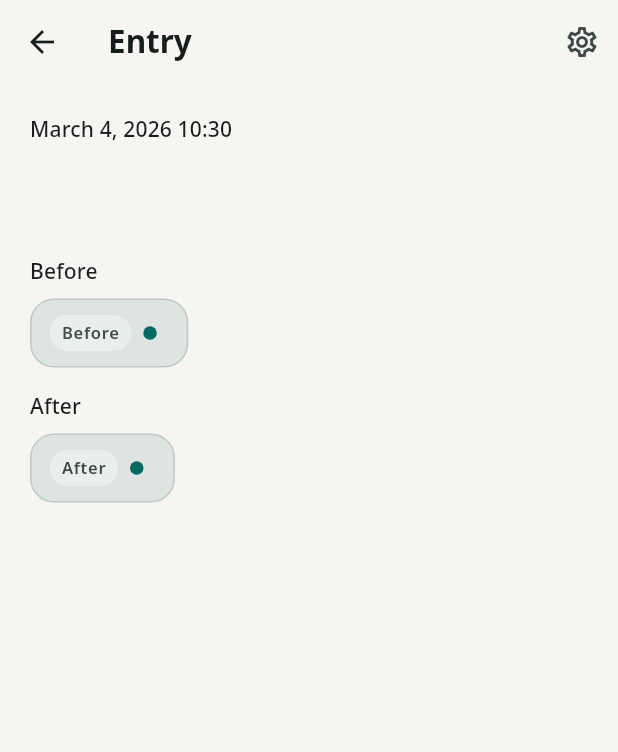
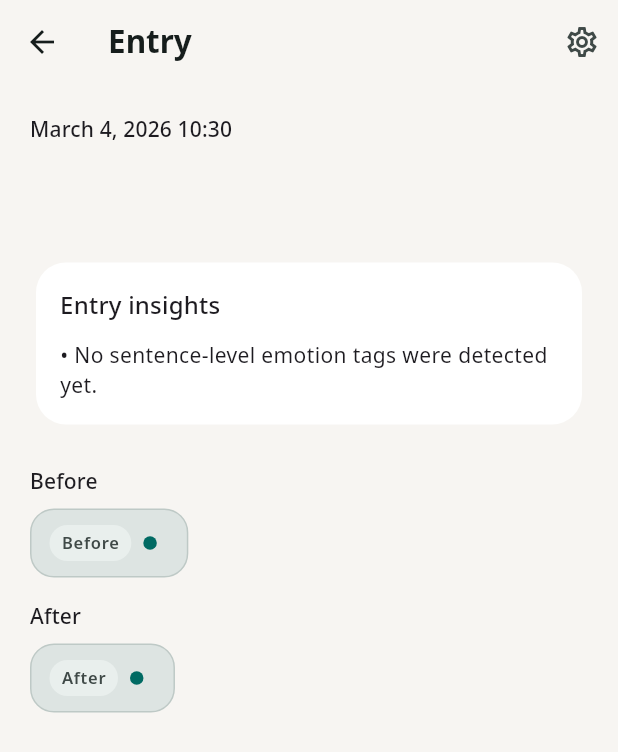
Before and after one commit to arqueffe/sentiment, a Flutter app: the EntryDetailScreen screen opened directly with empty values, on a phone screen of 412 x 824 dp. Shown: the top 752 px of the screen. Run offline on Flutter 3.47's test engine with Material 3 defaults, Android fonts, the phone set to English and light mode, and no system bars; our stand-ins replace flutter_riverpod, flutter_secure_storage, google_fonts, hive, hive_flutter, local_auth and 2 more; missing offline and left inert: cryptography, dart_bert_tokenizer, file_selector, flutter_avif, flutter_onnxruntime; accounts and stored records are empty; project files that could hold a hidden picture were left out.

Commit message:
Fixed emotion labelling; Compressed animated logo

```diff
--- a/lib/ui/entry_detail_screen.dart
+++ b/lib/ui/entry_detail_screen.dart
@@ -2,6 +2,7 @@ import 'package:flutter/material.dart';
 import 'package:intl/intl.dart';
 
 import 'package:sentiment/models/entry.dart';
+import 'package:sentiment/models/emotion.dart';
 import 'package:sentiment/ui/widgets/mood_chip.dart';
 import 'package:sentiment/ui/widgets/sentence_emotion_overlay.dart';
 import 'package:sentiment/ui/widgets/settings_button.dart';
@@ -16,12 +17,32 @@ class EntryDetailScreen extends StatelessWidget {
 
   @override
   Widget build(BuildContext context) {
+    final annotationCount = entry.sentenceEmotionAnnotations.length;
+    final detectedCounts = _detectedEmotionCounts(entry);
+    final uniqueDetectedCount = detectedCounts.length;
+    final dominantDetectedEmotionId = _dominantDetectedEmotionId(entry);
+    final dominantDetectedCount = dominantDetectedEmotionId == null
+        ? 0
+        : (detectedCounts[dominantDetectedEmotionId] ?? 0);
+    final dominantDetectedShare = annotationCount == 0
+        ? 0
+        : ((dominantDetectedCount / annotationCount) * 100).round();
+    final topDetectedSummary = _topDetectedSummary(
+      detectedCounts,
+      totalAnnotations: annotationCount,
+    );
+    final dominantDetectedEmotionLabel = dominantDetectedEmotionId == null
+        ? null
+        : (EmotionCatalog.byId(dominantDetectedEmotionId)?.label ??
+              dominantDetectedEmotionId);
+    final averageConfidence = _averageConfidence(entry);
+
     return Scaffold(
       appBar: AppBar(
         title: const Text('Entry'),
         actions: const [SettingsButton()],
       ),
-      body: Padding(
+      body: SingleChildScrollView(
         padding: const EdgeInsets.all(20),
         child: Column(
           crossAxisAlignment: CrossAxisAlignment.start,
@@ -42,6 +63,49 @@ class EntryDetailScreen extends StatelessWidget {
                 forceStrutHeight: true,
               ),
               badgeVerticalOffset: _detailBadgeVerticalOffset,
+            ),
+            const SizedBox(height: 24),
+            Card(
+              child: Padding(
+                padding: const EdgeInsets.all(16),
+                child: Column(
+                  crossAxisAlignment: CrossAxisAlignment.start,
+                  children: [
+                    Text(
+                      'Entry insights',
+                      style: Theme.of(context).textTheme.titleMedium,
+                    ),
+                    const SizedBox(height: 12),
+                    Text(
+                      annotationCount == 0
+                          ? '• No sentence-level emotion tags were detected yet.'
+                          : '• $annotationCount sentence-level emotion tags detected.',
+                    ),
+                    if (dominantDetectedEmotionLabel != null) ...[
+                      const SizedBox(height: 8),
+                      Text(
+                        '• Dominant detected emotion: $dominantDetectedEmotionLabel ($dominantDetectedShare%).',
+                      ),
+                    ],
+                    if (uniqueDetectedCount > 0) ...[
+                      const SizedBox(height: 8),
+                      Text(
+                        '• Emotional variety: $uniqueDetectedCount distinct detected emotions.',
+                      ),
+                    ],
+                    if (topDetectedSummary != null) ...[
+                      const SizedBox(height: 8),
+                      Text('• Top detected emotions: $topDetectedSummary.'),
+                    ],
+                    if (averageConfidence != null) ...[
+                      const SizedBox(height: 8),
+                      Text(
+                        '• Average detection confidence: ${(averageConfidence * 100).round()}%.',
+                      ),
+                    ],
+                  ],
+                ),
+              ),
             ),
             const SizedBox(height: 24),
             if (entry.preMoodSelection != null) ...[
@@ -68,4 +132,61 @@ class EntryDetailScreen extends StatelessWidget {
       ),
     );
   }
+
+  String? _dominantDetectedEmotionId(JournalEntry entry) {
+    final counts = _detectedEmotionCounts(entry);
+
+    String? dominantId;
+    var dominantCount = 0;
+    for (final item in counts.entries) {
+      if (item.value > dominantCount) {
+        dominantId = item.key;
+        dominantCount = item.value;
+      }
+    }
+    return dominantId;
+  }
+
+  double? _averageConfidence(JournalEntry entry) {
+    final annotations = entry.sentenceEmotionAnnotations;
+    if (annotations.isEmpty) {
+      return null;
+    }
+    final total = annotations.fold<double>(
+      0,
+      (sum, annotation) => sum + annotation.confidence,
+    );
+    return total / annotations.length;
+  }
+
+  Map<String, int> _detectedEmotionCounts(JournalEntry entry) {
+    final counts = <String, int>{};
+    for (final annotation in entry.sentenceEmotionAnnotations) {
+      final id = annotation.primaryEmotionId;
+      if (id == null) {
+        continue;
+      }
+      counts.update(id, (value) => value + 1, ifAbsent: () => 1);
+    }
+    return counts;
+  }
+
+  String? _topDetectedSummary(
+    Map<String, int> counts, {
+    required int totalAnnotations,
+  }) {
+    if (counts.isEmpty || totalAnnotations == 0) {
+      return null;
+    }
+
+    final top = counts.entries.toList()..sort((a, b) => b.value - a.value);
+    return top
+        .take(3)
+        .map((entry) {
+          final label = EmotionCatalog.byId(entry.key)?.label ?? entry.key;
+          final share = ((entry.value / totalAnnotations) * 100).round();
+          return '$label $share%';
+        })
+        .join(' · ');
+  }
 }
--- a/pubspec.yaml
+++ b/pubspec.yaml
@@ -48,6 +48,7 @@ dependencies:
   path_provider: ^2.1.4
   flutter_onnxruntime: ^1.6.2
   dart_bert_tokenizer: ^1.0.2
+  flutter_avif: ^3.1.0
 
 dev_dependencies:
   flutter_test:
@@ -74,7 +75,7 @@ flutter:
   uses-material-design: true
   assets:
     - assets/images/logo.png
-    - assets/images/logo.apng
+    - assets/images/logo.avif
     - assets/models/bert-emotion.onnx
     - bert-emotion/config.json
     - bert-emotion/special_tokens_map.json
```
Also changed, not shown: lib/ui/entry_editor_screen.dart (+10 -0 lines), lib/ui/unlock_screen.dart (+22 -18 lines), pubspec.lock, 2 other files.
